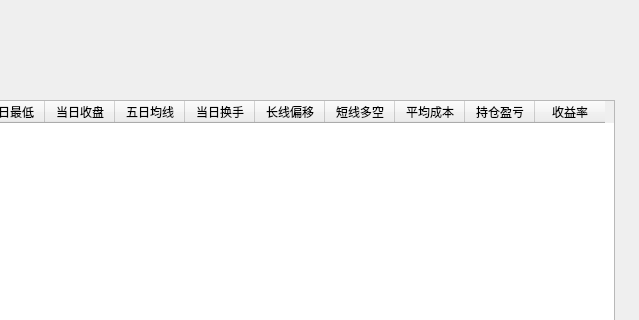
victor647/QuantumStockTrade, file QtDesign/TradeSimulator.ui: the form before one commit; both pictures show x 536 to 1175 and y 0 to 320 of the 1175 by 784 pixel window.
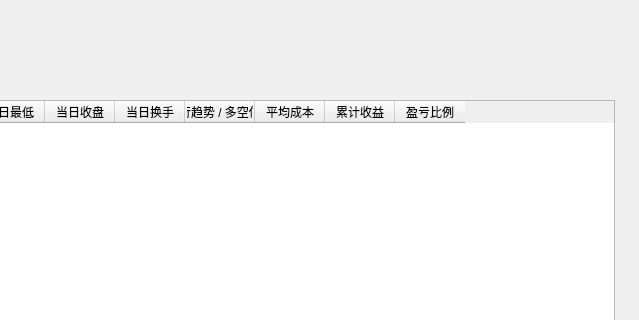
The form after the commit.

```diff
--- a/QtDesign/TradeSimulator.ui
+++ b/QtDesign/TradeSimulator.ui
@@ -32,7 +32,7 @@
     <number>0</number>
    </property>
    <property name="columnCount">
-    <number>16</number>
+    <number>14</number>
    </property>
    <attribute name="horizontalHeaderDefaultSectionSize">
     <number>70</number>
@@ -85,11 +85,6 @@
      <string>当日收盘</string>
     </property>
    </column>
-   <column>
-    <property name="text">
-     <string>五日均线</string>
-    </property>
-   </column>
    <column>
     <property name="text">
      <string>当日换手</string>
@@ -97,12 +92,7 @@
    </column>
    <column>
     <property name="text">
-     <string>长线偏移</string>
-    </property>
-   </column>
-   <column>
-    <property name="text">
-     <string>短线多空</string>
+     <string>运行趋势 / 多空信号</string>
     </property>
    </column>
    <column>
@@ -112,12 +102,12 @@
    </column>
    <column>
     <property name="text">
-     <string>持仓盈亏</string>
+     <string>累计收益</string>
     </property>
    </column>
    <column>
     <property name="text">
-     <string>收益率</string>
+     <string>盈亏比例</string>
     </property>
    </column>
   </widget>
```
